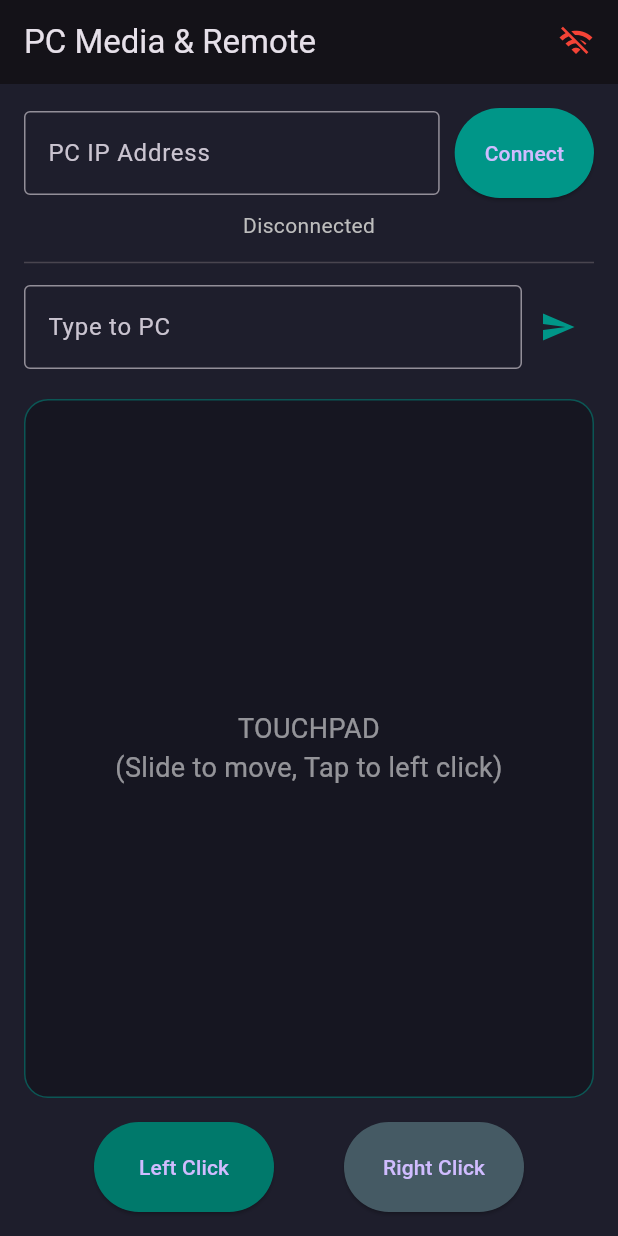
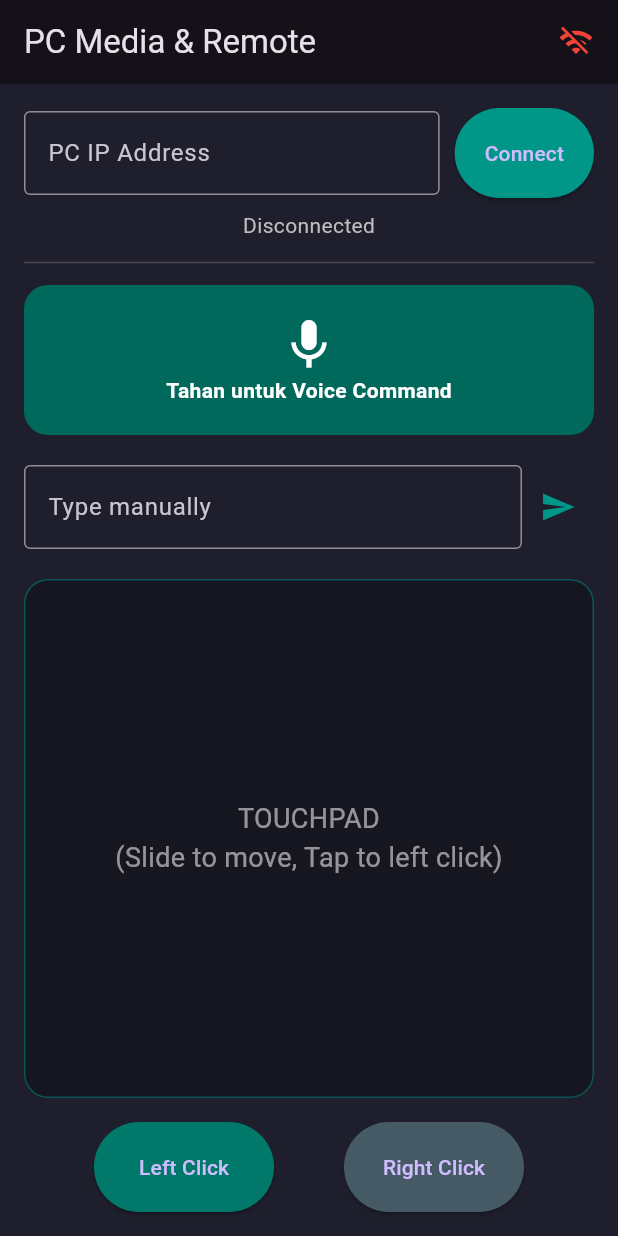
Before and after one commit to YRJ-10/Mobile-PC-Input-Control, a Flutter app: the screen it shows after launch, after a tap on the "send" icon, on a phone screen of 412 x 824 dp. Run offline on Flutter 3.47's test engine with Material 3 defaults, Android fonts, the phone set to English and light mode, and no system bars; our stand-ins replace permission_handler, speech_to_text.

Commit message:
Face 2: Voice Command

```diff
--- a/flutter_client/lib/main.dart
+++ b/flutter_client/lib/main.dart
@@ -1,6 +1,8 @@
 import 'dart:convert';
 import 'dart:io';
 import 'package:flutter/material.dart';
+import 'package:speech_to_text/speech_to_text.dart' as stt;
+import 'package:permission_handler/permission_handler.dart';
 
 void main() {
   runApp(const MobilePCMediaApp());
@@ -36,6 +38,25 @@ class _RemoteHomePageState extends State<RemoteHomePage> {
   Socket? _socket;
   bool _isConnected = false;
   String _statusMessage = "Disconnected";
+
+  // Speech to Text
+  late stt.SpeechToText _speech;
+  bool _isListening = false;
+  String _lastRecognizedWords = "";
+
+  @override
+  void initState() {
+    super.initState();
+    _speech = stt.SpeechToText();
+    _requestMicrophonePermission();
+  }
+
+  Future<void> _requestMicrophonePermission() async {
+    var status = await Permission.microphone.status;
+    if (!status.isGranted) {
+      await Permission.microphone.request();
+    }
+  }
 
   @override
   void dispose() {
@@ -86,8 +107,8 @@ class _RemoteHomePageState extends State<RemoteHomePage> {
     }
   }
 
+  // --- MOUSE CONTROLS ---
   void _onPanUpdate(DragUpdateDetails details) {
-    // Menambahkan multiplier agar pergerakan mouse lebih cepat dan tidak terasa lambat
     const double sensitivity = 2.5;
     _sendCommand({
       "type": "MOUSE_MOVE",
@@ -106,6 +127,54 @@ class _RemoteHomePageState extends State<RemoteHomePage> {
       _sendCommand({"type": "TYPE_TEXT", "text": text});
       _textController.clear();
     }
+  }
+
+  // --- VOICE COMMAND (Real-time Typing) ---
+  void _startListening() async {
+    if (!_isConnected) return;
+
+    bool available = await _speech.initialize(
+      onStatus: (val) {
+        if (val == 'done' || val == 'notListening') {
+          setState(() => _isListening = false);
+        }
+      },
+      onError: (val) => print('onError: $val'),
+    );
+
+    if (available) {
+      setState(() {
+        _isListening = true;
+        _lastRecognizedWords = ""; // Reset setiap mulai
+      });
+      _speech.listen(
+        onResult: (val) {
+          String recognizedWords = val.recognizedWords;
+
+          // Cari kata baru dengan membandingkan hasil sebelumnya
+          if (recognizedWords.startsWith(_lastRecognizedWords)) {
+            String newWords = recognizedWords.substring(_lastRecognizedWords.length);
+            if (newWords.isNotEmpty) {
+              // Kirim kata baru ke PC secara real-time
+              _sendCommand({"type": "TYPE_TEXT", "text": newWords});
+            }
+          } else {
+             // Jika entah kenapa stringnya beda, kita bisa fallback (agak kompleks untuk pyautogui).
+             // Tapi biasanya Google STT menambah kata di belakang.
+          }
+
+          _lastRecognizedWords = recognizedWords;
+        },
+        listenMode: stt.ListenMode.dictation,
+      );
+    }
+  }
+
+  void _stopListening() {
+    _speech.stop();
+    setState(() {
+      _isListening = false;
+    });
   }
 
   @override
@@ -152,6 +221,37 @@ class _RemoteHomePageState extends State<RemoteHomePage> {
             Text(_statusMessage, style: TextStyle(color: Colors.grey[400])),
             const Divider(height: 30),
 
+            // Voice Command Button
+            GestureDetector(
+              onLongPressStart: (_) => _startListening(),
+              onLongPressEnd: (_) => _stopListening(),
+              child: AnimatedContainer(
+                duration: const Duration(milliseconds: 200),
+                height: 100,
+                width: double.infinity,
+                decoration: BoxDecoration(
+                  color: _isListening ? Colors.redAccent : Colors.teal.shade800,
+                  borderRadius: BorderRadius.circular(16),
+                  boxShadow: _isListening
+                    ? [BoxShadow(color: Colors.redAccent.withOpacity(0.6), blurRadius: 20, spreadRadius: 5)]
+                    : [],
+                ),
+                child: Center(
+                  child: Column(
+                    mainAxisAlignment: MainAxisAlignment.center,
+                    children: [
+                      Icon(Icons.mic, size: 40, color: Colors.white),
+                      Text(
+                        _isListening ? 'Mendengarkan... (Lepas untuk stop)' : 'Tahan untuk Voice Command',
+                        style: const TextStyle(color: Colors.white, fontWeight: FontWeight.bold),
+                      ),
+                    ],
+                  ),
+                ),
+              ),
+            ),
+            const SizedBox(height: 20),
+
             // Text Input Area
             Row(
               children: [
@@ -159,7 +259,7 @@ class _RemoteHomePageState extends State<RemoteHomePage> {
                   child: TextField(
                     controller: _textController,
                     decoration: const InputDecoration(
-                      labelText: 'Type to PC',
+                      labelText: 'Type manually',
                       border: OutlineInputBorder(),
                     ),
                     onSubmitted: (_) => _sendText(),
--- a/flutter_client/pubspec.yaml
+++ b/flutter_client/pubspec.yaml
@@ -34,6 +34,8 @@ dependencies:
   # The following adds the Cupertino Icons font to your application.
   # Use with the CupertinoIcons class for iOS style icons.
   cupertino_icons: ^1.0.8
+  speech_to_text: ^7.4.0
+  permission_handler: ^12.0.3
 
 dev_dependencies:
   flutter_test:
```
Also changed, not shown: flutter_client/pubspec.lock, 4 other files.
